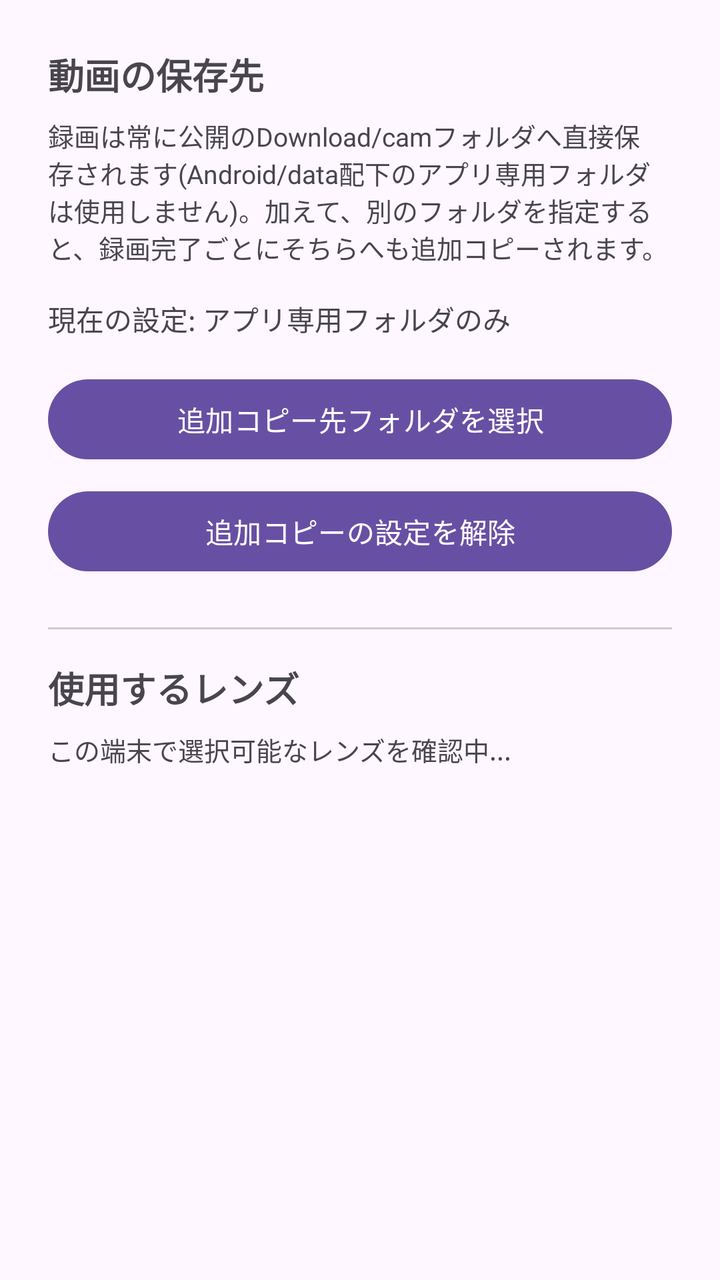
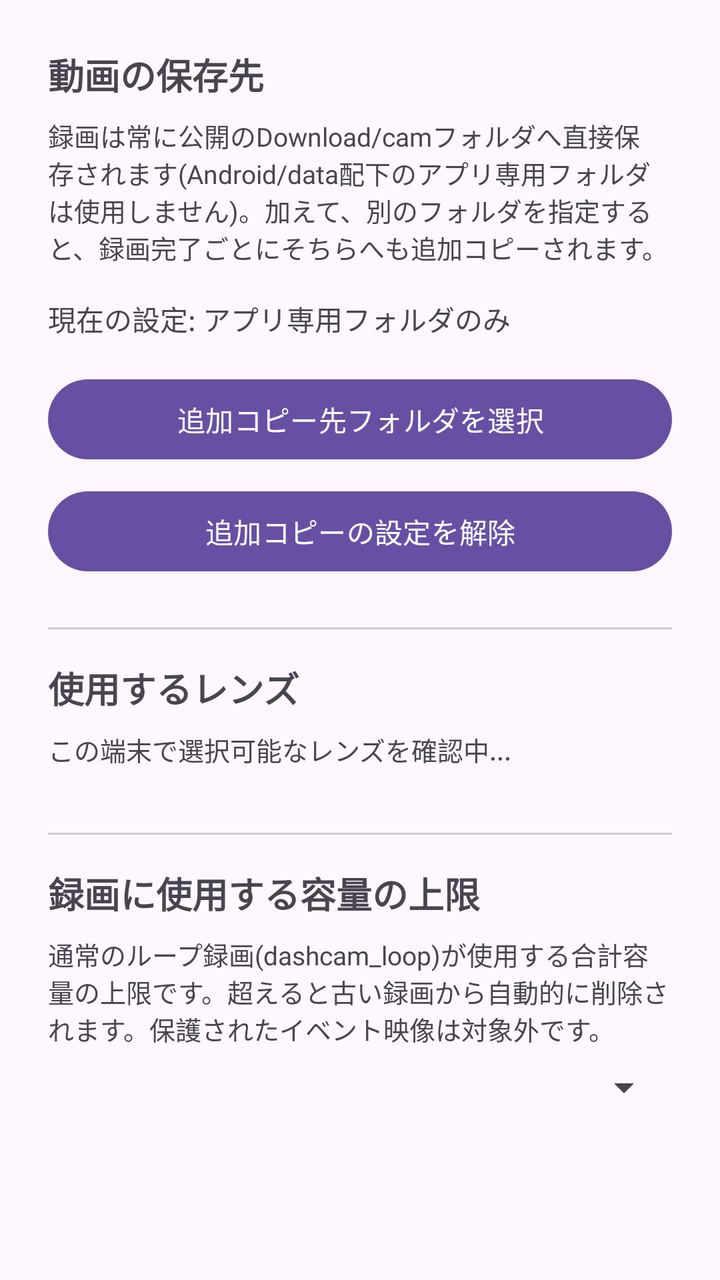

Compare the two renders of this Android layout. The source of the first and the diff that turns it into the second are given below.
<!-- AndroidManifest.xml: application theme Theme.Dashcam -->
<!-- res/layout/activity_settings.xml -->
<?xml version="1.0" encoding="utf-8"?>
<LinearLayout xmlns:android="http://schemas.android.com/apk/res/android"
    android:layout_width="match_parent"
    android:layout_height="match_parent"
    android:orientation="vertical"
    android:padding="24dp">

    <TextView
        android:layout_width="match_parent"
        android:layout_height="wrap_content"
        android:text="動画の保存先"
        android:textSize="18sp"
        android:textStyle="bold"
        android:layout_marginBottom="8dp" />

    <TextView
        android:layout_width="match_parent"
        android:layout_height="wrap_content"
        android:text="録画は常に公開のDownload/camフォルダへ直接保存されます(Android/data配下のアプリ専用フォルダは使用しません)。加えて、別のフォルダを指定すると、録画完了ごとにそちらへも追加コピーされます。"
        android:textSize="13sp"
        android:layout_marginBottom="16dp" />

    <TextView
        android:id="@+id/textCurrentLocation"
        android:layout_width="match_parent"
        android:layout_height="wrap_content"
        android:text="現在の設定: アプリ専用フォルダのみ"
        android:textSize="14sp"
        android:layout_marginBottom="16dp" />

    <Button
        android:id="@+id/buttonChooseFolder"
        android:layout_width="match_parent"
        android:layout_height="wrap_content"
        android:text="追加コピー先フォルダを選択" />

    <Button
        android:id="@+id/buttonClearFolder"
        android:layout_width="match_parent"
        android:layout_height="wrap_content"
        android:layout_marginTop="8dp"
        android:text="追加コピーの設定を解除" />

    <View
        android:layout_width="match_parent"
        android:layout_height="1dp"
        android:layout_marginTop="24dp"
        android:layout_marginBottom="16dp"
        android:background="#CCCCCC" />

    <TextView
        android:layout_width="match_parent"
        android:layout_height="wrap_content"
        android:text="使用するレンズ"
        android:textSize="18sp"
        android:textStyle="bold"
        android:layout_marginBottom="8dp" />

    <TextView
        android:id="@+id/textLensDescription"
        android:layout_width="match_parent"
        android:layout_height="wrap_content"
        android:text="この端末で選択可能なレンズを確認中..."
        android:textSize="13sp"
        android:layout_marginBottom="8dp" />

    <RadioGroup
        android:id="@+id/radioGroupLens"
        android:layout_width="match_parent"
        android:layout_height="wrap_content" />

</LinearLayout>
<!-- resources referenced by this layout -->
<resources>
  <style name="Theme.Dashcam" parent="Theme.Material3.DayNight.NoActionBar" />
</resources>

<!-- the commit's change to res/layout/activity_settings.xml (unified diff, before → after) -->
@@ -69,4 +69,31 @@
         android:layout_width="match_parent"
         android:layout_height="wrap_content" />
 
+    <View
+        android:layout_width="match_parent"
+        android:layout_height="1dp"
+        android:layout_marginTop="24dp"
+        android:layout_marginBottom="16dp"
+        android:background="#CCCCCC" />
+
+    <TextView
+        android:layout_width="match_parent"
+        android:layout_height="wrap_content"
+        android:text="録画に使用する容量の上限"
+        android:textSize="18sp"
+        android:textStyle="bold"
+        android:layout_marginBottom="8dp" />
+
+    <TextView
+        android:layout_width="match_parent"
+        android:layout_height="wrap_content"
+        android:text="通常のループ録画(dashcam_loop)が使用する合計容量の上限です。超えると古い録画から自動的に削除されます。保護されたイベント映像は対象外です。"
+        android:textSize="13sp"
+        android:layout_marginBottom="8dp" />
+
+    <Spinner
+        android:id="@+id/spinnerCapacity"
+        android:layout_width="match_parent"
+        android:layout_height="wrap_content" />
+
 </LinearLayout>
